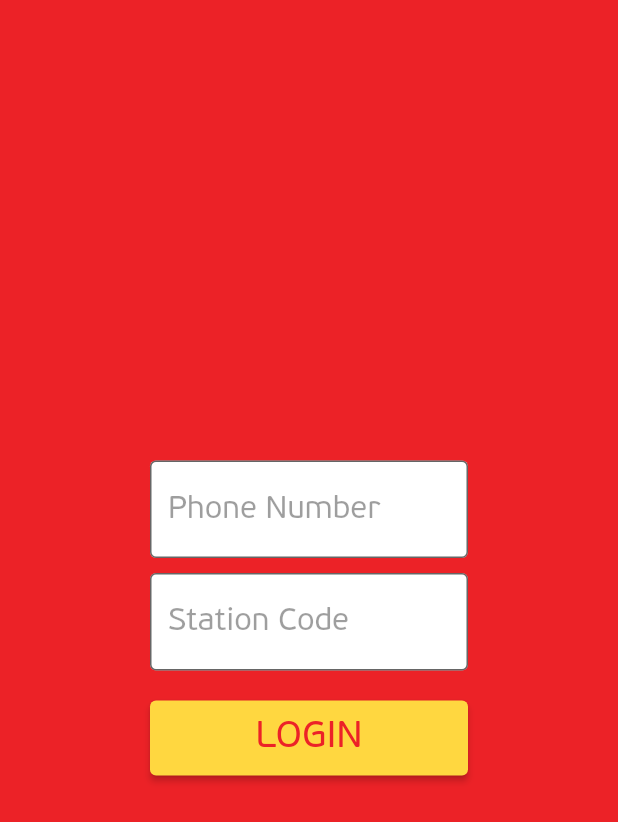
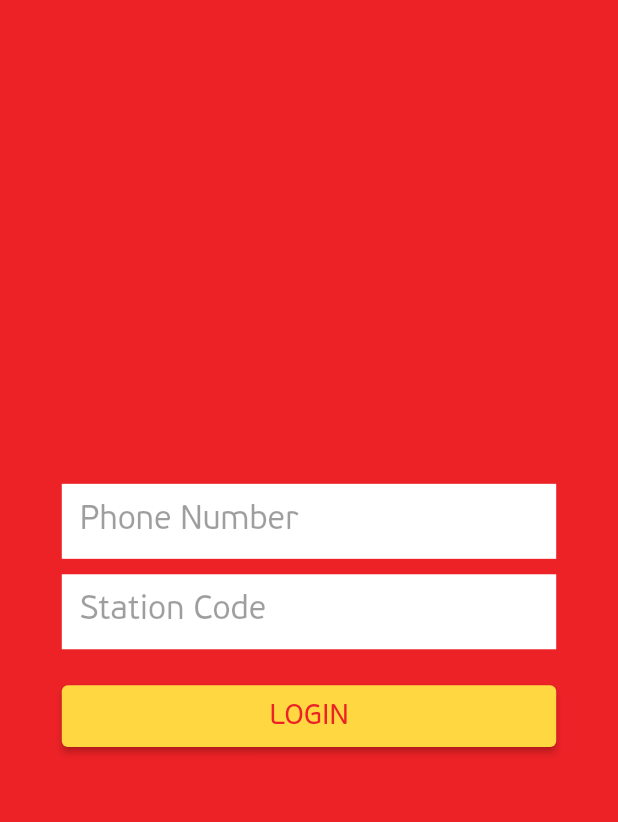
Before and after one commit to Mr-Ashitey/qg_stock_take_app, a Flutter app: the screen it shows after launch, on a phone screen of 412 x 824 dp. Shown: the top 822 px of the screen. Run offline on Flutter 3.47's test engine with Material 2 defaults, Android fonts, the phone set to English and light mode, and no system bars.

Commit message:
refactor login to look more like UI

```diff
--- a/lib/screens/login.dart
+++ b/lib/screens/login.dart
@@ -1,67 +1,66 @@
 import 'package:flutter/material.dart';
 import 'package:qg_stock_take_app/constants/colors.dart';
+import 'package:qg_stock_take_app/constants/size_config.dart';
 
 class LoginScreen extends StatelessWidget {
   const LoginScreen({super.key});
 
   @override
   Widget build(BuildContext context) {
+    ScreenSize().init(context);
     return Scaffold(
+      resizeToAvoidBottomInset: false,
       backgroundColor: primaryColor,
-      body: Padding(
-        padding: const EdgeInsets.symmetric(vertical: 0, horizontal: 100),
+      body: Center(
+        child: SingleChildScrollView(
+          padding: EdgeInsets.symmetric(
+              vertical: 0, horizontal: MediaQuery.sizeOf(context).width * 0.1),
           child: Column(
-          mainAxisAlignment: MainAxisAlignment.center,
             children: [
-            const TextField(
+              TextField(
+                onTapOutside: (event) => FocusScope.of(context).unfocus(),
                 decoration: InputDecoration(
                     hintText: 'Phone Number',
                     hintStyle: TextStyle(
-                    fontSize: 21,
+                      fontSize: getProportionateScreenHeight(21),
                       color: Colors.black38,
                     ),
                     filled: true,
                     fillColor: Colors.white,
-                  border: OutlineInputBorder(
-                      borderSide: BorderSide(color: Colors.white))),
+                    border: InputBorder.none),
               ),
-            const SizedBox(
-              height: 10,
-            ),
-            const TextField(
+              SizedBox(height: getProportionateScreenHeight(10)),
+              TextField(
+                onTapOutside: (event) => FocusScope.of(context).unfocus(),
                 decoration: InputDecoration(
                     hintText: 'Station Code',
                     hintStyle: TextStyle(
-                    fontSize: 21,
+                      fontSize: getProportionateScreenHeight(21),
                       color: Colors.black38,
                     ),
                     filled: true,
                     fillColor: Colors.white,
-                  border: OutlineInputBorder(
-                      borderSide: BorderSide(color: Colors.white))),
+                    border: InputBorder.none),
               ),
-            const SizedBox(
-              height: 20,
-            ),
-            SizedBox(
-              height: 50,
-              width: MediaQuery.sizeOf(context).width,
-              child: ElevatedButton(
+              SizedBox(height: getProportionateScreenHeight(20)),
+              ElevatedButton(
                 style: ElevatedButton.styleFrom(
                   backgroundColor: Colors.amberAccent,
+                  fixedSize: Size(MediaQuery.sizeOf(context).width,
+                      getProportionateScreenHeight(40)),
                 ),
-                child: const Text(
+                child: Text(
                   'LOGIN',
                   style: TextStyle(
-                    color: Color.fromARGB(255, 236, 34, 39),
-                    fontSize: 25,
-                    fontWeight: FontWeight.w300,
+                    color: primaryColor,
+                    fontSize: getProportionateScreenHeight(18),
+                    fontWeight: FontWeight.w400,
                   ),
                 ),
                 onPressed: () {},
-              ),
               )
             ],
+          ),
         ),
       ),
     );
```
Lines whose indentation alone changed are shown as unchanged.
